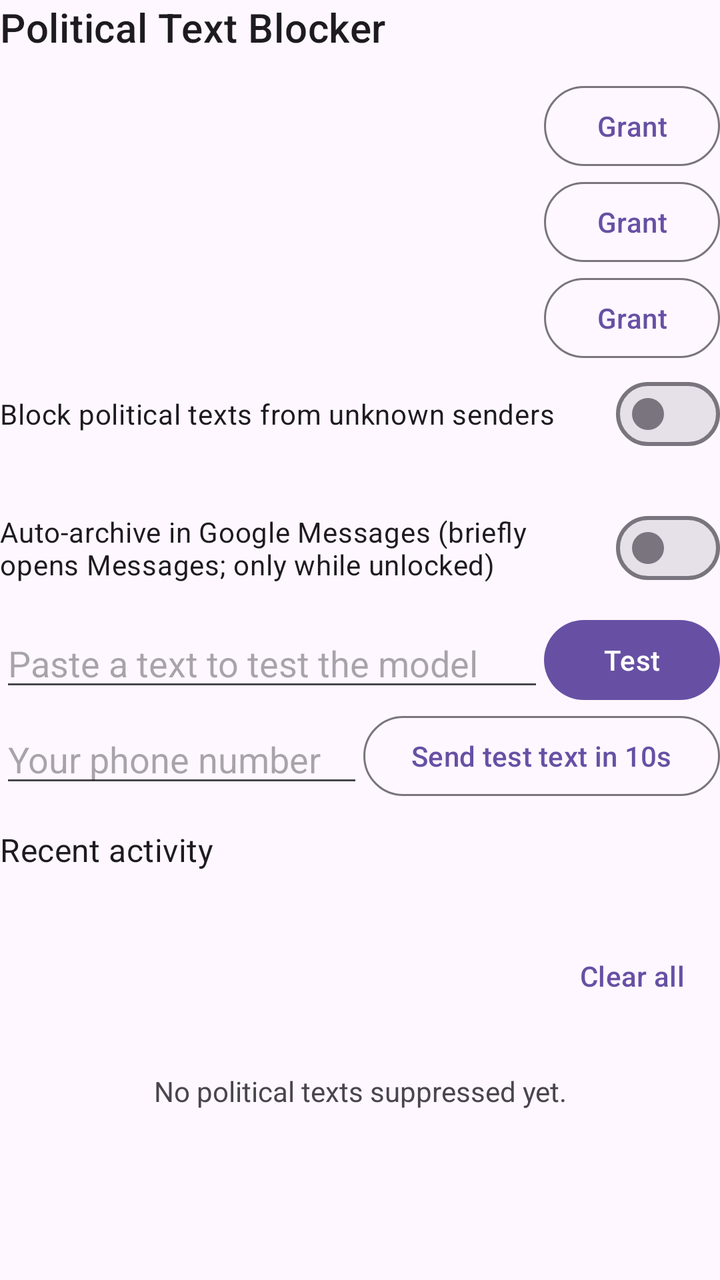
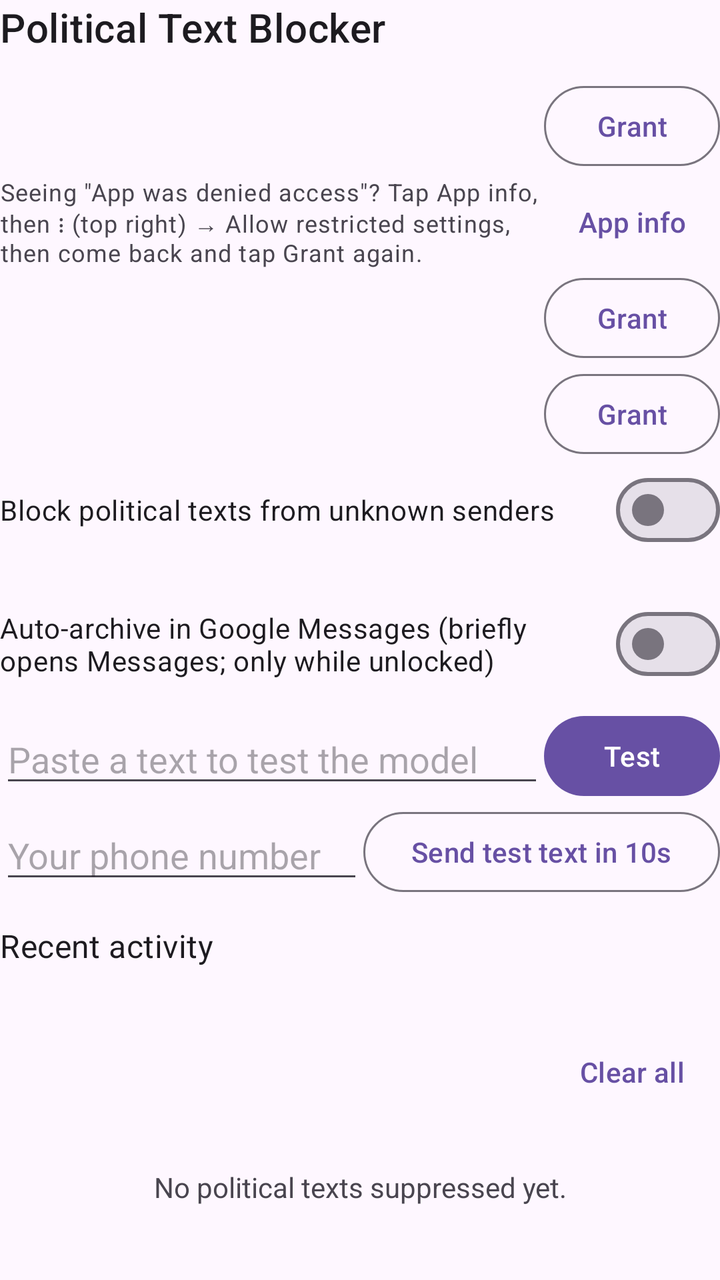

Compare the two renders of this Android layout. The source of the first and the diff that turns it into the second are given below.
<!-- AndroidManifest.xml: application theme Theme.PoliticalBlocker -->
<!-- res/layout/activity_main.xml -->
<?xml version="1.0" encoding="utf-8"?>
<LinearLayout xmlns:android="http://schemas.android.com/apk/res/android"
    android:id="@+id/root"
    android:layout_width="match_parent"
    android:layout_height="match_parent"
    android:orientation="vertical">

    <TextView
        android:layout_width="wrap_content"
        android:layout_height="wrap_content"
        android:text="@string/app_name"
        android:textAppearance="?attr/textAppearanceHeadline6" />

    <LinearLayout
        android:layout_width="match_parent"
        android:layout_height="wrap_content"
        android:layout_marginTop="12dp"
        android:gravity="center_vertical"
        android:orientation="horizontal">

        <TextView
            android:id="@+id/notificationStatus"
            android:layout_width="0dp"
            android:layout_height="wrap_content"
            android:layout_weight="1" />

        <Button
            android:id="@+id/grantNotification"
            style="?attr/materialButtonOutlinedStyle"
            android:layout_width="wrap_content"
            android:layout_height="wrap_content"
            android:text="@string/grant" />
    </LinearLayout>

    <LinearLayout
        android:layout_width="match_parent"
        android:layout_height="wrap_content"
        android:gravity="center_vertical"
        android:orientation="horizontal">

        <TextView
            android:id="@+id/contactsStatus"
            android:layout_width="0dp"
            android:layout_height="wrap_content"
            android:layout_weight="1" />

        <Button
            android:id="@+id/grantContacts"
            style="?attr/materialButtonOutlinedStyle"
            android:layout_width="wrap_content"
            android:layout_height="wrap_content"
            android:text="@string/grant" />
    </LinearLayout>

    <LinearLayout
        android:layout_width="match_parent"
        android:layout_height="wrap_content"
        android:gravity="center_vertical"
        android:orientation="horizontal">

        <TextView
            android:id="@+id/archiveStatus"
            android:layout_width="0dp"
            android:layout_height="wrap_content"
            android:layout_weight="1" />

        <Button
            android:id="@+id/grantArchive"
            style="?attr/materialButtonOutlinedStyle"
            android:layout_width="wrap_content"
            android:layout_height="wrap_content"
            android:text="@string/grant" />
    </LinearLayout>

    <com.google.android.material.materialswitch.MaterialSwitch
        android:id="@+id/enabledSwitch"
        android:layout_width="match_parent"
        android:layout_height="wrap_content"
        android:text="@string/blocking_enabled" />

    <TextView
        android:id="@+id/quietStatus"
        android:layout_width="match_parent"
        android:layout_height="wrap_content" />

    <com.google.android.material.materialswitch.MaterialSwitch
        android:id="@+id/autoArchiveSwitch"
        android:layout_width="match_parent"
        android:layout_height="wrap_content"
        android:text="@string/auto_archive_toggle" />

    <LinearLayout
        android:layout_width="match_parent"
        android:layout_height="wrap_content"
        android:layout_marginTop="8dp"
        android:gravity="center_vertical"
        android:orientation="horizontal">

        <EditText
            android:id="@+id/testInput"
            android:layout_width="0dp"
            android:layout_height="wrap_content"
            android:layout_weight="1"
            android:hint="@string/test_hint"
            android:importantForAutofill="no"
            android:inputType="textMultiLine" />

        <Button
            android:id="@+id/testButton"
            android:layout_width="wrap_content"
            android:layout_height="wrap_content"
            android:text="@string/test" />
    </LinearLayout>

    <TextView
        android:id="@+id/testResult"
        android:layout_width="match_parent"
        android:layout_height="wrap_content"
        android:visibility="gone" />

    <LinearLayout
        android:layout_width="match_parent"
        android:layout_height="wrap_content"
        android:gravity="center_vertical"
        android:orientation="horizontal">

        <EditText
            android:id="@+id/ownNumber"
            android:layout_width="0dp"
            android:layout_height="wrap_content"
            android:layout_weight="1"
            android:autofillHints="phoneNumber"
            android:hint="@string/own_number_hint"
            android:inputType="phone" />

        <Button
            android:id="@+id/sendTest"
            style="?attr/materialButtonOutlinedStyle"
            android:layout_width="wrap_content"
            android:layout_height="wrap_content"
            android:text="@string/send_test" />
    </LinearLayout>

    <TextView
        android:layout_width="match_parent"
        android:layout_height="wrap_content"
        android:layout_marginTop="12dp"
        android:text="@string/recent_activity"
        android:textAppearance="?attr/textAppearanceSubtitle1" />

    <TextView
        android:id="@+id/activityLog"
        android:layout_width="match_parent"
        android:layout_height="wrap_content"
        android:maxLines="6"
        android:scrollbars="vertical"
        android:textAppearance="?attr/textAppearanceCaption"
        android:textIsSelectable="true" />

    <LinearLayout
        android:layout_width="match_parent"
        android:layout_height="wrap_content"
        android:layout_marginTop="12dp"
        android:gravity="center_vertical"
        android:orientation="horizontal">

        <TextView
            android:id="@+id/suppressedHeader"
            android:layout_width="0dp"
            android:layout_height="wrap_content"
            android:layout_weight="1"
            android:textAppearance="?attr/textAppearanceSubtitle1" />

        <Button
            android:id="@+id/clearAll"
            style="?attr/borderlessButtonStyle"
            android:layout_width="wrap_content"
            android:layout_height="wrap_content"
            android:text="@string/clear_all" />
    </LinearLayout>

    <TextView
        android:id="@+id/emptyView"
        android:layout_width="match_parent"
        android:layout_height="wrap_content"
        android:paddingTop="24dp"
        android:text="@string/empty"
        android:textAlignment="center" />

    <androidx.recyclerview.widget.RecyclerView
        android:id="@+id/list"
        android:layout_width="match_parent"
        android:layout_height="0dp"
        android:layout_weight="1" />
</LinearLayout>
<!-- resources referenced by this layout -->
<resources>
  <string name="app_name">Political Text Blocker</string>
  <string name="auto_archive_toggle">Auto-archive in Google Messages (briefly opens Messages; only while unlocked)</string>
  <string name="blocking_enabled">Block political texts from unknown senders</string>
  <string name="clear_all">Clear all</string>
  <string name="empty">No political texts suppressed yet.</string>
  <string name="grant">Grant</string>
  <string name="own_number_hint">Your phone number</string>
  <string name="recent_activity">Recent activity</string>
  <string name="send_test">Send test text in 10s</string>
  <string name="test">Test</string>
  <string name="test_hint">Paste a text to test the model</string>
  <style name="Theme.PoliticalBlocker" parent="Theme.Material3.DayNight.NoActionBar" />
</resources>

<!-- the commit's change to res/layout/activity_main.xml (unified diff, before → after) -->
@@ -33,6 +33,28 @@
     </LinearLayout>
 
     <LinearLayout
+        android:id="@+id/restrictedHelp"
+        android:layout_width="match_parent"
+        android:layout_height="wrap_content"
+        android:gravity="center_vertical"
+        android:orientation="horizontal">
+
+        <TextView
+            android:layout_width="0dp"
+            android:layout_height="wrap_content"
+            android:layout_weight="1"
+            android:text="@string/restricted_help"
+            android:textAppearance="?attr/textAppearanceCaption" />
+
+        <Button
+            android:id="@+id/openAppInfo"
+            style="?attr/borderlessButtonStyle"
+            android:layout_width="wrap_content"
+            android:layout_height="wrap_content"
+            android:text="@string/app_info" />
+    </LinearLayout>
+
+    <LinearLayout
         android:layout_width="match_parent"
         android:layout_height="wrap_content"
         android:gravity="center_vertical"
<!-- resource entries referenced after the edit -->
@@ -1,5 +1,6 @@
 <!-- resources referenced by this layout -->
 <resources>
+  <string name="app_info">App info</string>
   <string name="app_name">Political Text Blocker</string>
   <string name="auto_archive_toggle">Auto-archive in Google Messages (briefly opens Messages; only while unlocked)</string>
   <string name="blocking_enabled">Block political texts from unknown senders</string>
@@ -8,6 +9,7 @@
   <string name="grant">Grant</string>
   <string name="own_number_hint">Your phone number</string>
   <string name="recent_activity">Recent activity</string>
+  <string name="restricted_help">Seeing \"App was denied access\"? Tap App info, then ⋮ (top right) → Allow restricted settings, then come back and tap Grant again.</string>
   <string name="send_test">Send test text in 10s</string>
   <string name="test">Test</string>
   <string name="test_hint">Paste a text to test the model</string>
